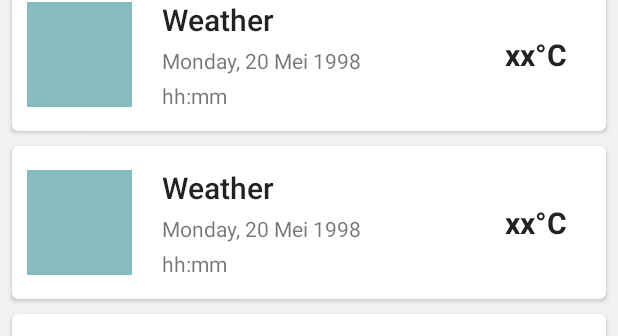
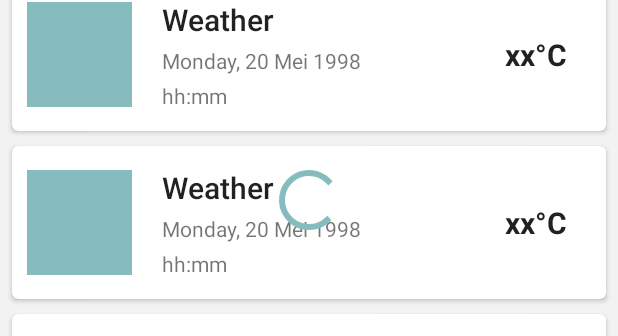
Before and after one commit to alvayonara/OutSched, an Android app: the layout activity_select_schedule.xml on its own in the app's theme, with its tools: preview values and no code run, on a phone screen of 412 x 824 dp. Shown: the part 418-754 px from the top of the screen. Run offline under Robolectric (Android 15) with nearby library versions, the phone set to English and light mode, and no system bars.

Commit message:
Fix select schedule functionality temp v2

```diff
--- a/app/src/main/java/com/alvayonara/outsched/data/local/entity/ScheduleEntity.kt
+++ b/app/src/main/java/com/alvayonara/outsched/data/local/entity/ScheduleEntity.kt
@@ -1,6 +1,7 @@
 package com.alvayonara.outsched.data.local.entity
 
 import android.os.Parcelable
+import com.alvayonara.outsched.utils.ConvertUtils
 import com.google.gson.annotations.SerializedName
 import kotlinx.android.parcel.Parcelize
 
--- a/app/src/main/java/com/alvayonara/outsched/utils/PermissionUtils.kt
+++ b/app/src/main/java/com/alvayonara/outsched/utils/PermissionUtils.kt
@@ -120,7 +120,7 @@ object PermissionUtils {
                 arguments?.getBoolean(ARGUMENT_FINISH_ACTIVITY) ?: false
             return AlertDialog.Builder(activity)
                 .setMessage(R.string.permission_rationale_location)
-                .setPositiveButton(android.R.string.ok) { dialog, which -> // After click on Ok, request the permission.
+                .setPositiveButton(android.R.string.ok) { _, _ -> // After click on Ok, request the permission.
                     ActivityCompat.requestPermissions(
                         activity!!,
                         arrayOf(Manifest.permission.ACCESS_FINE_LOCATION),
--- a/app/src/main/res/layout/activity_select_schedule.xml
+++ b/app/src/main/res/layout/activity_select_schedule.xml
@@ -1,7 +1,11 @@
 <?xml version="1.0" encoding="utf-8"?>
-<androidx.coordinatorlayout.widget.CoordinatorLayout xmlns:android="http://schemas.android.com/apk/res/android"
+<RelativeLayout xmlns:android="http://schemas.android.com/apk/res/android"
     xmlns:app="http://schemas.android.com/apk/res-auto"
     xmlns:tools="http://schemas.android.com/tools"
+    android:layout_width="match_parent"
+    android:layout_height="match_parent">
+
+    <androidx.coordinatorlayout.widget.CoordinatorLayout
         android:id="@+id/main_content"
         android:layout_width="match_parent"
         android:layout_height="match_parent"
@@ -11,75 +15,38 @@
             android:id="@+id/appbar"
             android:layout_width="match_parent"
             android:layout_height="@dimen/detail_backdrop_height"
-        android:theme="@style/ThemeOverlay.AppCompat.Dark.ActionBar"
-        android:fitsSystemWindows="true">
+            android:fitsSystemWindows="true"
+            android:theme="@style/ThemeOverlay.AppCompat.Dark.ActionBar">
 
             <com.google.android.material.appbar.CollapsingToolbarLayout
                 android:id="@+id/collapsing_toolbar"
                 android:layout_width="match_parent"
                 android:layout_height="match_parent"
-            app:layout_scrollFlags="scroll|exitUntilCollapsed"
                 android:fitsSystemWindows="true"
                 app:contentScrim="?attr/colorPrimary"
+                app:expandedTitleMarginEnd="64dp"
                 app:expandedTitleMarginStart="48dp"
-            app:expandedTitleMarginEnd="64dp">
+                app:layout_scrollFlags="scroll|exitUntilCollapsed">
 
                 <ImageView
                     android:id="@+id/backdrop"
                     android:layout_width="match_parent"
                     android:layout_height="match_parent"
+                    android:fitsSystemWindows="true"
                     android:scaleType="centerCrop"
                     android:src="@drawable/ic_jogging"
-                android:fitsSystemWindows="true"
                     app:layout_collapseMode="parallax" />
 
                 <androidx.appcompat.widget.Toolbar
                     android:id="@+id/toolbar"
                     android:layout_width="match_parent"
                     android:layout_height="?attr/actionBarSize"
-                app:popupTheme="@style/ThemeOverlay.AppCompat.Light"
-                app:layout_collapseMode="pin" />
+                    app:layout_collapseMode="pin"
+                    app:popupTheme="@style/ThemeOverlay.AppCompat.Light" />
 
             </com.google.android.material.appbar.CollapsingToolbarLayout>
 
         </com.google.android.material.appbar.AppBarLayout>
-
-<!--        <com.google.android.material.appbar.AppBarLayout-->
-<!--            android:id="@+id/appbar"-->
-<!--            android:layout_width="match_parent"-->
-<!--            android:layout_height="@dimen/detail_backdrop_height"-->
-<!--            android:fitsSystemWindows="true"-->
-<!--            android:theme="@style/ThemeOverlay.AppCompat.Dark.ActionBar">-->
-
-<!--            <com.google.android.material.appbar.CollapsingToolbarLayout-->
-<!--                android:id="@+id/collapsing_toolbar"-->
-<!--                android:layout_width="match_parent"-->
-<!--                android:layout_height="match_parent"-->
-<!--                android:fitsSystemWindows="true"-->
-<!--                app:contentScrim="?attr/colorPrimary"-->
-<!--                app:expandedTitleMarginEnd="64dp"-->
-<!--                app:expandedTitleMarginStart="48dp"-->
-<!--                app:layout_scrollFlags="scroll|exitUntilCollapsed">-->
-
-<!--                <ImageView-->
-<!--                    android:id="@+id/iv_backdrop"-->
-<!--                    android:layout_width="match_parent"-->
-<!--                    android:layout_height="match_parent"-->
-<!--                    android:fitsSystemWindows="true"-->
-<!--                    android:scaleType="centerCrop"-->
-<!--                    android:src="@drawable/cheese_3"-->
-<!--                    app:layout_collapseMode="parallax" />-->
-
-<!--                <androidx.appcompat.widget.Toolbar-->
-<!--                    android:id="@+id/toolbar"-->
-<!--                    android:layout_width="match_parent"-->
-<!--                    android:layout_height="?attr/actionBarSize"-->
-<!--                    app:layout_collapseMode="pin"-->
-<!--                    app:popupTheme="@style/ThemeOverlay.AppCompat.Light" />-->
-
-<!--            </com.google.android.material.appbar.CollapsingToolbarLayout>-->
-
-<!--        </com.google.android.material.appbar.AppBarLayout>-->
 
         <androidx.core.widget.NestedScrollView
             android:layout_width="match_parent"
@@ -104,63 +71,61 @@
 
     </androidx.coordinatorlayout.widget.CoordinatorLayout>
 
+        <ProgressBar
+            android:id="@+id/progress_bar"
+            android:layout_width="wrap_content"
+            android:layout_height="wrap_content"
+            android:layout_centerInParent="true" />
 
-<!--    <ProgressBar-->
-<!--        android:id="@+id/progress_bar"-->
-<!--        android:layout_width="wrap_content"-->
-<!--        android:layout_height="wrap_content"-->
-<!--        android:layout_centerInParent="true" />-->
+        <LinearLayout
+            android:id="@+id/lyt_error"
+            android:layout_width="wrap_content"
+            android:layout_height="wrap_content"
+            android:layout_centerInParent="true"
+            android:background="?attr/selectableItemBackgroundBorderless"
+            android:clickable="true"
+            android:focusable="true"
+            android:gravity="center"
+            android:orientation="vertical"
+            android:visibility="gone">
 
-<!--    <LinearLayout-->
-<!--        android:id="@+id/lyt_no_connection"-->
-<!--        android:layout_width="wrap_content"-->
-<!--        android:layout_height="wrap_content"-->
-<!--        android:layout_centerInParent="true"-->
-<!--        android:background="?attr/selectableItemBackgroundBorderless"-->
-<!--        android:clickable="true"-->
-<!--        android:focusable="true"-->
-<!--        android:gravity="center"-->
-<!--        android:orientation="vertical"-->
-<!--        android:visibility="gone">-->
+            <ImageView
+                android:layout_width="100dp"
+                android:layout_height="100dp"
+                android:tint="#263238"
+                app:srcCompat="@drawable/ic_signal_wifi_off" />
 
-<!--        <ImageView-->
-<!--            android:layout_width="100dp"-->
-<!--            android:layout_height="100dp"-->
-<!--            android:tint="#263238"-->
-<!--            app:srcCompat="@drawable/ic_signal_wifi_off" />-->
+            <TextView
+                android:layout_width="wrap_content"
+                android:layout_height="wrap_content"
+                android:layout_marginTop="5dp"
+                android:text="@string/no_internet_connection"
+                android:textAppearance="@style/Base.TextAppearance.AppCompat.Large"
+                android:textColor="#263238"
+                android:textStyle="bold" />
 
-<!--        <TextView-->
-<!--            android:layout_width="wrap_content"-->
-<!--            android:layout_height="wrap_content"-->
-<!--            android:layout_marginTop="5dp"-->
-<!--            android:text="@string/no_internet_connection"-->
-<!--            android:textAppearance="@style/Base.TextAppearance.AppCompat.Large"-->
-<!--            android:textColor="#263238"-->
-<!--            android:textStyle="bold" />-->
+            <LinearLayout
+                android:layout_width="wrap_content"
+                android:layout_height="wrap_content"
+                android:layout_marginTop="5dp"
+                android:gravity="center_vertical"
+                android:orientation="horizontal">
 
+                <ImageView
+                    android:layout_width="15dp"
+                    android:layout_height="15dp"
+                    android:layout_marginEnd="5dp"
+                    android:tint="#263238"
+                    app:srcCompat="@drawable/ic_refresh" />
 
-<!--        <LinearLayout-->
-<!--            android:layout_width="wrap_content"-->
-<!--            android:layout_height="wrap_content"-->
-<!--            android:layout_marginTop="5dp"-->
-<!--            android:gravity="center_vertical"-->
-<!--            android:orientation="horizontal">-->
+                <TextView
+                    android:layout_width="wrap_content"
+                    android:layout_height="wrap_content"
+                    android:text="@string/tap_for_refresh"
+                    android:textAlignment="center"
+                    android:textAppearance="@style/Base.TextAppearance.AppCompat.Subhead"
+                    android:textColor="#263238" />
 
-<!--            <ImageView-->
-<!--                android:layout_width="15dp"-->
-<!--                android:layout_height="15dp"-->
-<!--                android:layout_marginEnd="5dp"-->
-<!--                android:tint="#263238"-->
-<!--                app:srcCompat="@drawable/ic_refresh" />-->
-
-<!--            <TextView-->
-<!--                android:layout_width="wrap_content"-->
-<!--                android:layout_height="wrap_content"-->
-<!--                android:text="@string/tap_for_refresh"-->
-<!--                android:textAlignment="center"-->
-<!--                android:textAppearance="@style/Base.TextAppearance.AppCompat.Subhead"-->
-<!--                android:textColor="#263238" />-->
-
-<!--        </LinearLayout>-->
-<!--    </LinearLayout>-->
-<!--</RelativeLayout>-->
+            </LinearLayout>
+        </LinearLayout>
+</RelativeLayout>
```
Also changed, not shown: app/src/main/java/com/alvayonara/outsched/ui/schedule/SelectScheduleActivity.kt (+61 -13 lines), app/src/main/java/com/alvayonara/outsched/ui/schedule/SelectScheduleViewModel.kt (+25 -4 lines). Lines whose indentation alone changed are shown as unchanged.
